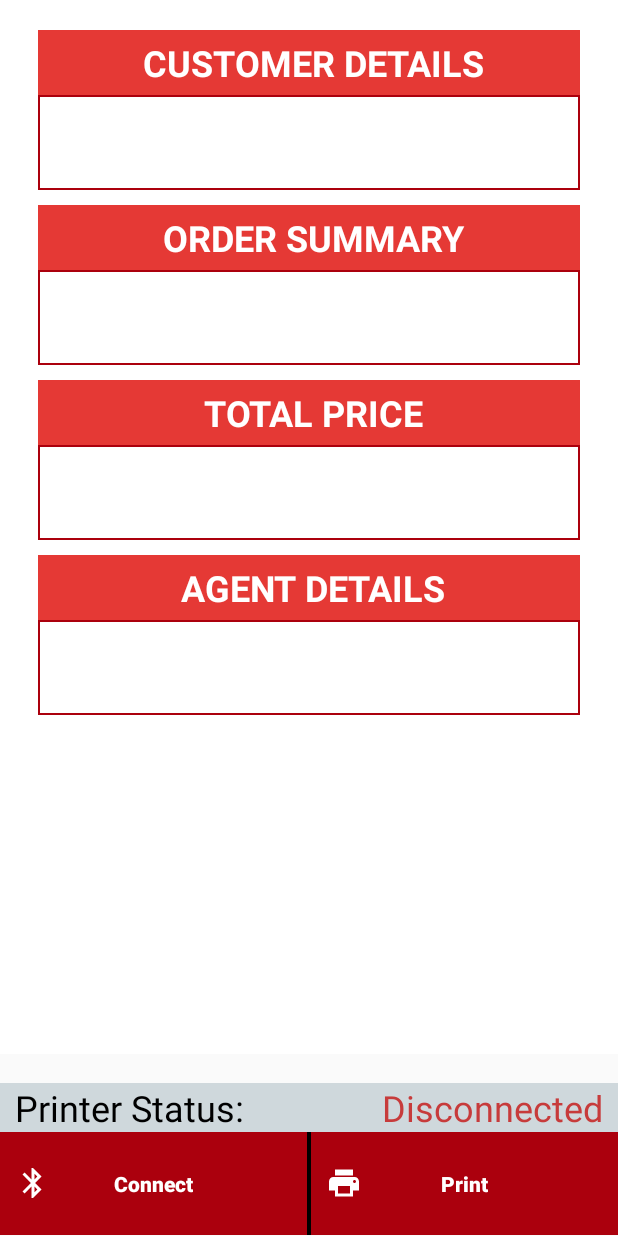
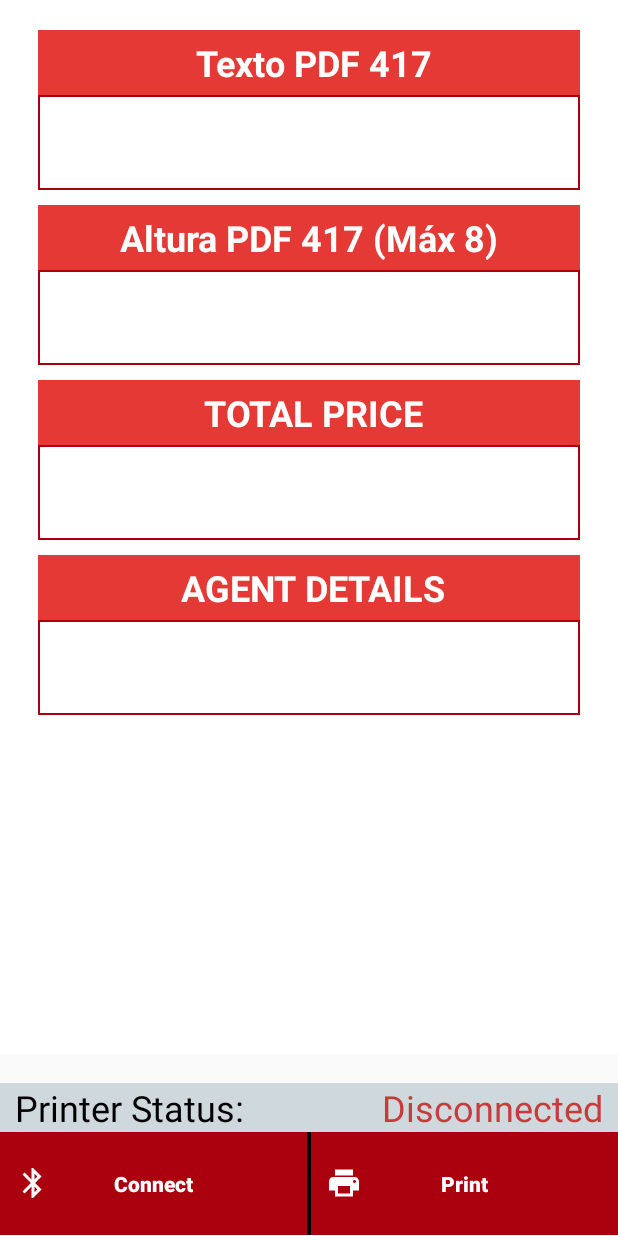
Before and after one commit to cfelipetorres/Impresora-Bluetooth-Android, an Android app: the screen it shows after launch (MainActivity), on a phone screen of 412 x 824 dp. Run offline under Robolectric (Android 15) with nearby library versions, the phone set to English and light mode, and no system bars; libraries missing offline, so code that uses them is left out: com.github.anastaciocintra.escpos, com.github.anastaciocintra.output, me.anwarshahriar.calligrapher; Roboto replaces fonts that are not available here; 2 statements that could not run were skipped.

Commit message:
Update activity_main.xml

```diff
--- a/BluetoothPrinter/app/src/main/res/layout/activity_main.xml
+++ b/BluetoothPrinter/app/src/main/res/layout/activity_main.xml
@@ -74,7 +74,7 @@
                     android:paddingBottom="5dp"
                     android:paddingLeft="5dp"
                     android:paddingTop="5dp"
-                    android:text="CUSTOMER DETAILS"
+                    android:text="Texto PDF 417"
                     android:textAlignment="center"
                     android:textColor="#ffffff"
                     android:textSize="24dp"
@@ -106,7 +106,8 @@
                     android:paddingBottom="5dp"
                     android:paddingLeft="5dp"
                     android:paddingTop="5dp"
-                    android:text="ORDER SUMMARY"
+                    android:text="Altura PDF 417 (Máx 8)
+"
                     android:textAlignment="center"
                     android:textColor="#ffffff"
                     android:textSize="24dp"
```
